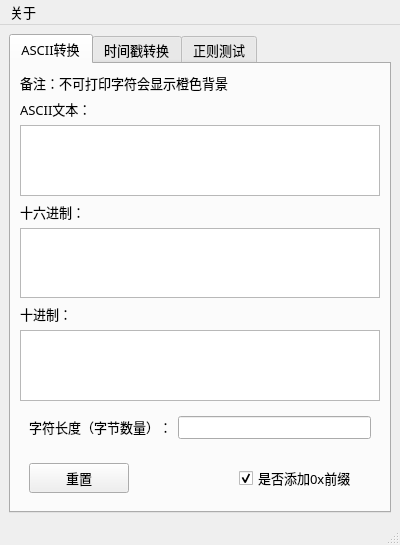
Above: mainwindow.ui from huanfenz/PerryBox before the change. Below: the same form after it.
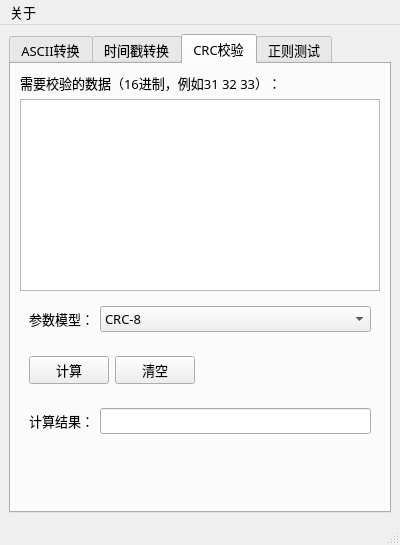
That is the form after the change.

Commit message: Feature: [CRC校验工具] 添加界面布局

Patch:
```diff
--- a/mainwindow.ui
+++ b/mainwindow.ui
@@ -7,7 +7,7 @@
     <x>0</x>
     <y>0</y>
     <width>400</width>
-    <height>500</height>
+    <height>510</height>
    </rect>
   </property>
   <property name="minimumSize">
@@ -39,7 +39,7 @@
        </font>
       </property>
       <property name="currentIndex">
-       <number>0</number>
+       <number>2</number>
       </property>
       <widget class="QWidget" name="tab_ascii">
        <attribute name="title">
@@ -376,6 +376,131 @@
         </item>
        </layout>
       </widget>
+      <widget class="QWidget" name="tab_crc">
+       <attribute name="title">
+        <string>CRC校验</string>
+       </attribute>
+       <layout class="QVBoxLayout" name="verticalLayout_4">
+        <item>
+         <widget class="QLabel" name="label_6">
+          <property name="text">
+           <string>&lt;html&gt;&lt;head/&gt;&lt;body&gt;&lt;p&gt;需要校验的数据（16进制，例如31 32 33）：&lt;/p&gt;&lt;/body&gt;&lt;/html&gt;</string>
+          </property>
+         </widget>
+        </item>
+        <item>
+         <widget class="QPlainTextEdit" name="plainTextEdit">
+          <property name="sizePolicy">
+           <sizepolicy hsizetype="Expanding" vsizetype="Expanding">
+            <horstretch>0</horstretch>
+            <verstretch>0</verstretch>
+           </sizepolicy>
+          </property>
+         </widget>
+        </item>
+        <item>
+         <widget class="QWidget" name="widget_5" native="true">
+          <layout class="QHBoxLayout" name="horizontalLayout_6">
+           <item>
+            <widget class="QLabel" name="label_9">
+             <property name="sizePolicy">
+              <sizepolicy hsizetype="Preferred" vsizetype="Preferred">
+               <horstretch>0</horstretch>
+               <verstretch>0</verstretch>
+              </sizepolicy>
+             </property>
+             <property name="text">
+              <string>&lt;html&gt;&lt;head/&gt;&lt;body&gt;&lt;p&gt;参数模型：&lt;/p&gt;&lt;/body&gt;&lt;/html&gt;</string>
+             </property>
+            </widget>
+           </item>
+           <item>
+            <widget class="QComboBox" name="comboBox">
+             <property name="sizePolicy">
+              <sizepolicy hsizetype="Expanding" vsizetype="Fixed">
+               <horstretch>0</horstretch>
+               <verstretch>0</verstretch>
+              </sizepolicy>
+             </property>
+             <item>
+              <property name="text">
+               <string>CRC-8</string>
+              </property>
+             </item>
+             <item>
+              <property name="text">
+               <string>CRC-32</string>
+              </property>
+             </item>
+            </widget>
+           </item>
+          </layout>
+         </widget>
+        </item>
+        <item>
+         <widget class="QWidget" name="widget_7" native="true">
+          <layout class="QHBoxLayout" name="horizontalLayout_5">
+           <item>
+            <widget class="QPushButton" name="pushButton">
+             <property name="text">
+              <string>计算</string>
+             </property>
+            </widget>
+           </item>
+           <item>
+            <widget class="QPushButton" name="pushButton_2">
+             <property name="text">
+              <string>清空</string>
+             </property>
+            </widget>
+           </item>
+           <item>
+            <spacer name="horizontalSpacer_3">
+             <property name="orientation">
+              <enum>Qt::Horizontal</enum>
+             </property>
+             <property name="sizeHint" stdset="0">
+              <size>
+               <width>40</width>
+               <height>20</height>
+              </size>
+             </property>
+            </spacer>
+           </item>
+          </layout>
+         </widget>
+        </item>
+        <item>
+         <widget class="QWidget" name="widget_6" native="true">
+          <layout class="QHBoxLayout" name="horizontalLayout_4">
+           <item>
+            <widget class="QLabel" name="label_11">
+             <property name="text">
+              <string>&lt;html&gt;&lt;head/&gt;&lt;body&gt;&lt;p&gt;计算结果：&lt;/p&gt;&lt;/body&gt;&lt;/html&gt;</string>
+             </property>
+            </widget>
+           </item>
+           <item>
+            <widget class="QLineEdit" name="lineEdit"/>
+           </item>
+          </layout>
+         </widget>
+        </item>
+        <item>
+         <spacer name="verticalSpacer_2">
+          <property name="orientation">
+           <enum>Qt::Vertical</enum>
+          </property>
+          <property name="sizeHint" stdset="0">
+           <size>
+            <width>20</width>
+            <height>40</height>
+           </size>
+          </property>
+         </spacer>
+        </item>
+       </layout>
+      </widget>
       <widget class="QWidget" name="tab">
        <attribute name="title">
         <string>正则测试</string>
```
The commit also changes 3 other files.
